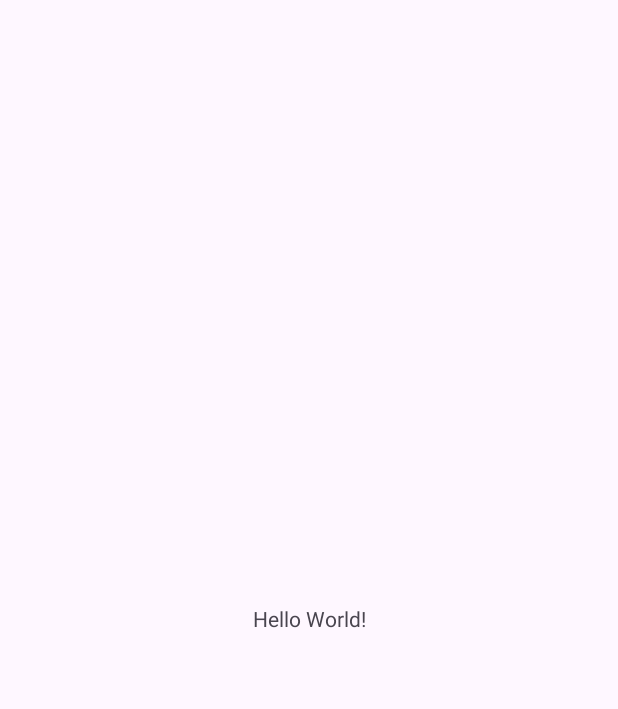
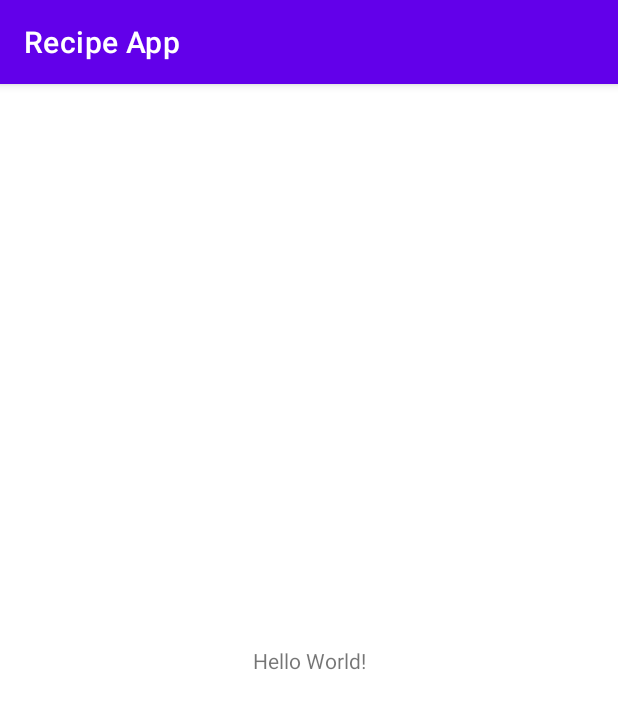
Before and after one commit to jao-johnreginald/RecipeApp, an Android app: the screen it shows after launch (MainActivity), on a phone screen of 412 x 824 dp. Before the commit the part shown is almost empty. Shown: the top 709 px of the screen. Run offline under Robolectric (Android 15) with nearby library versions, the phone set to English and light mode, and no system bars.

Commit message:
modified colors & styles

```diff
--- a/app/src/main/res/values-night/themes.xml
+++ b/app/src/main/res/values-night/themes.xml
@@ -1,6 +1,6 @@
 <resources xmlns:tools="http://schemas.android.com/tools">
     <!-- Base application theme. -->
-    <style name="Base.Theme.RecipeApp" parent="Theme.Material3.DayNight.NoActionBar">
+    <style name="Base.Theme.RecipeApp" parent="Theme.MaterialComponents.DayNight.DarkActionBar">
         <!-- Customize your dark theme here. -->
         <!-- <item name="colorPrimary">@color/my_dark_primary</item> -->
     </style>
--- a/app/src/main/res/values/themes.xml
+++ b/app/src/main/res/values/themes.xml
@@ -1,8 +1,11 @@
 <resources xmlns:tools="http://schemas.android.com/tools">
     <!-- Base application theme. -->
-    <style name="Base.Theme.RecipeApp" parent="Theme.Material3.DayNight.NoActionBar">
+    <style name="Base.Theme.RecipeApp" parent="Theme.MaterialComponents.DayNight.DarkActionBar">
         <!-- Customize your light theme here. -->
         <!-- <item name="colorPrimary">@color/my_light_primary</item> -->
+        <item name="colorPrimary">@color/colorPrimary</item>
+        <item name="colorPrimaryDark">@color/colorPrimaryDark</item>
+        <item name="colorAccent">@color/colorAccent</item>
     </style>
 
     <style name="Theme.RecipeApp" parent="Base.Theme.RecipeApp" />
```
Also changed, not shown: app/src/main/res/values/colors.xml (+15 -2 lines).
